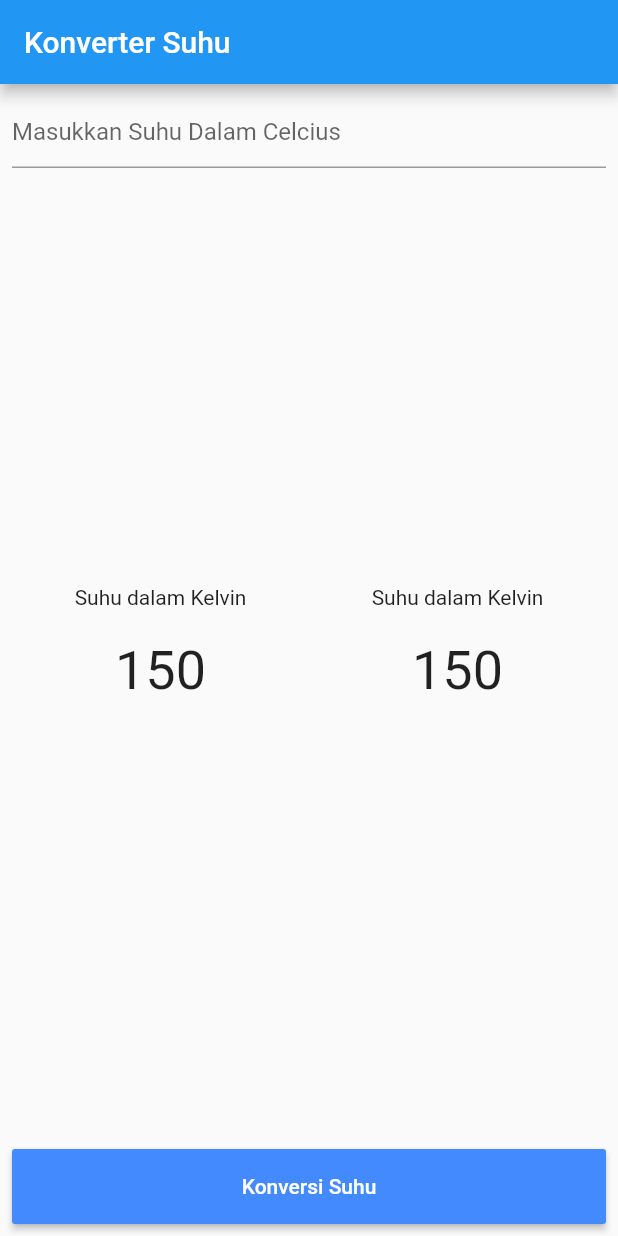
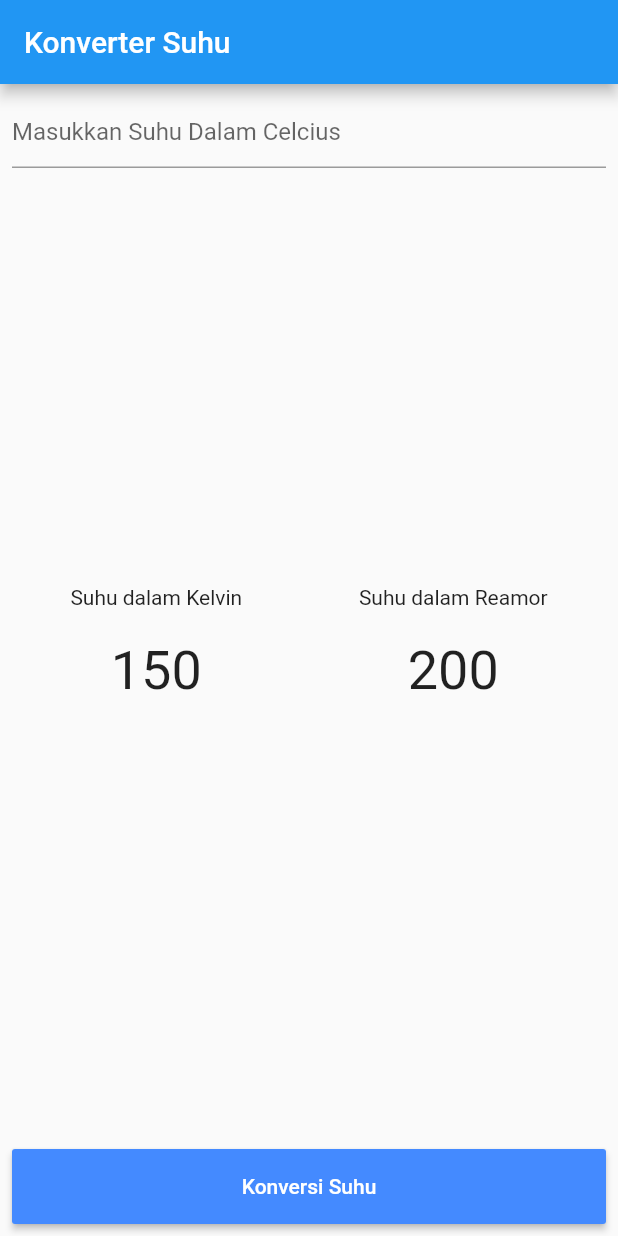
Before and after one commit to siubie/converter, a Flutter app: the screen it shows after launch, on a phone screen of 412 x 824 dp. Run offline on Flutter 3.47's test engine with Material 2 defaults, Android fonts, the phone set to English and light mode, and no system bars.

Commit message:
balikin ke widget awal

```diff
--- a/lib/main.dart
+++ b/lib/main.dart
@@ -1,8 +1,5 @@
 import 'package:flutter/material.dart';
-
-import 'widget/convert.dart';
-import 'widget/input.dart';
-import 'widget/result.dart';
+import 'package:flutter/services.dart';
 
 void main() {
   runApp(MyApp());
@@ -29,18 +26,58 @@ class MyApp extends StatelessWidget {
             mainAxisAlignment: MainAxisAlignment.spaceBetween,
             mainAxisSize: MainAxisSize.max,
             children: [
-              Input(),
+              TextFormField(
+                decoration:
+                    InputDecoration(hintText: "Masukkan Suhu Dalam Celcius"),
+                inputFormatters: [FilteringTextInputFormatter.digitsOnly],
+                keyboardType: TextInputType.number,
+              ),
               Container(
                 margin: EdgeInsets.only(top: 20, bottom: 20),
                 child: Row(
                   mainAxisAlignment: MainAxisAlignment.spaceAround,
                   children: [
-                    Result(),
-                    Result(),
+                    Container(
+                      child: Column(
+                        children: [
+                          Text("Suhu dalam Kelvin"),
+                          Container(
+                            margin: EdgeInsets.only(top: 20, bottom: 20),
+                            child: Text(
+                              "150",
+                              style: TextStyle(fontSize: 36),
+                            ),
+                          ),
+                        ],
+                      ),
+                    ),
+                    Container(
+                      child: Column(
+                        children: [
+                          Text("Suhu dalam Reamor"),
+                          Container(
+                            margin: EdgeInsets.only(top: 20, bottom: 20),
+                            child: Text(
+                              "200",
+                              style: TextStyle(fontSize: 36),
+                            ),
+                          ),
+                        ],
+                      ),
+                    ),
                   ],
                 ),
               ),
-              Convert(),
+              Container(
+                width: double.infinity,
+                height: 50,
+                child: RaisedButton(
+                  onPressed: () {},
+                  color: Colors.blueAccent,
+                  textColor: Colors.white,
+                  child: Text("Konversi Suhu"),
+                ),
+              ),
             ],
           ),
         ),
```
